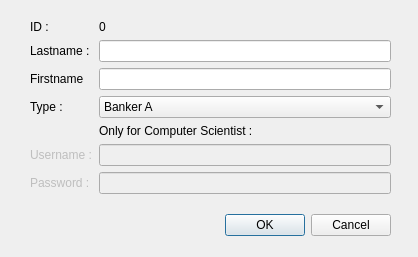
Before: the Qt Designer form TPQtIntroduction/dialogmodifyemployee.ui in Lydie-Pierrick/TP2-QT-INTRO, drawn with Qt 5.
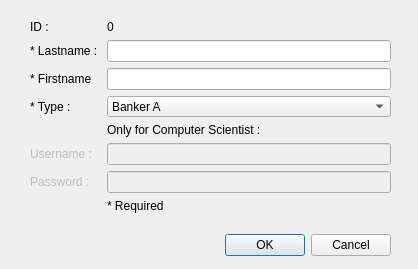
After: the same form once the commit is applied.

```diff
--- a/TPQtIntroduction/dialogmodifyemployee.ui
+++ b/TPQtIntroduction/dialogmodifyemployee.ui
@@ -7,7 +7,7 @@
     <x>0</x>
     <y>0</y>
     <width>418</width>
-    <height>257</height>
+    <height>269</height>
    </rect>
   </property>
   <property name="windowTitle">
@@ -19,7 +19,7 @@
      <x>30</x>
      <y>20</y>
      <width>361</width>
-     <height>174</height>
+     <height>193</height>
     </rect>
    </property>
    <layout class="QGridLayout" name="gridLayout">
@@ -43,21 +43,21 @@
     <item row="4" column="0">
      <widget class="QLabel" name="label_4">
       <property name="text">
-       <string>Type :</string>
+       <string>* Type :</string>
       </property>
      </widget>
     </item>
     <item row="3" column="0">
      <widget class="QLabel" name="label_Firstname">
       <property name="text">
-       <string>Firstname</string>
+       <string>* Firstname</string>
       </property>
      </widget>
     </item>
     <item row="2" column="0">
      <widget class="QLabel" name="label_Lastname">
       <property name="text">
-       <string>Lastname : </string>
+       <string>* Lastname : </string>
       </property>
      </widget>
     </item>
@@ -144,13 +144,20 @@
       </property>
      </widget>
     </item>
+    <item row="8" column="1">
+     <widget class="QLabel" name="label_required">
+      <property name="text">
+       <string>* Required</string>
+      </property>
+     </widget>
+    </item>
    </layout>
   </widget>
   <widget class="QWidget" name="horizontalLayoutWidget">
    <property name="geometry">
     <rect>
      <x>30</x>
-     <y>210</y>
+     <y>230</y>
      <width>361</width>
      <height>31</height>
     </rect>
```
Left out of the diff: 48 changed lines with no effect on the pictures.
